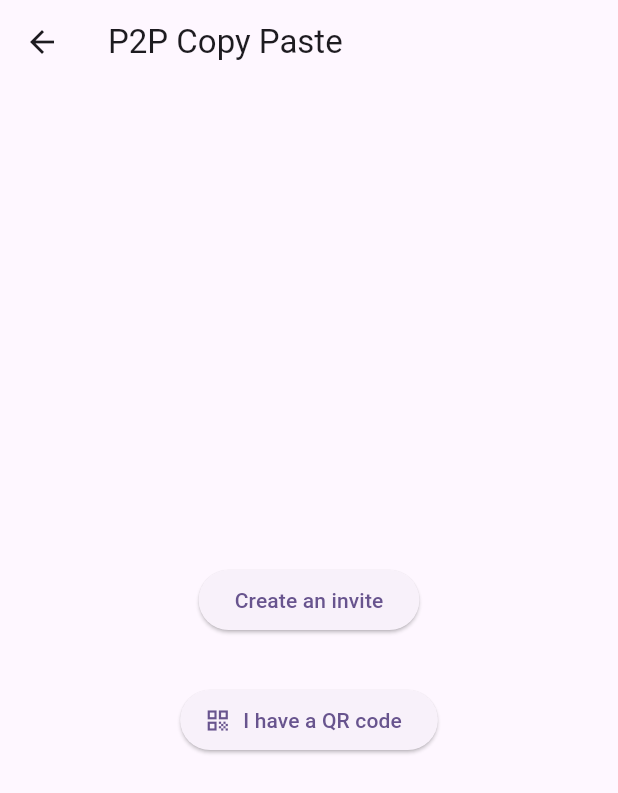
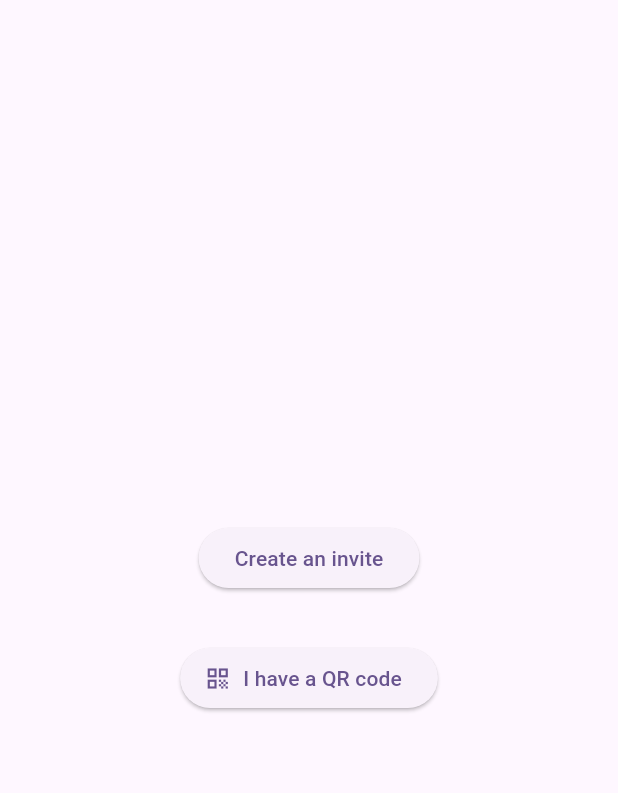
Before and after one commit to derk1998/p2p-copy-paste, a Flutter app: the HomeScreen widget shown alone on an empty page, opened directly, on a phone screen of 412 x 824 dp. Shown: the top 793 px of the screen. Run offline on Flutter 3.47's test engine with Material 3 defaults, Android fonts, the light colour scheme and no system bars; our stand-ins replace cloud_firestore, firebase_auth, firebase_core, flutter_riverpod, qr_flutter; missing offline and left inert: flutter_webrtc, qr_code_scanner; accounts and stored records are empty; generated files the repository leaves out were written again.

Commit message:
Refactor startup screen

```diff
--- a/lib/screens/home.dart
+++ /dev/null
@@ -1,44 +0,0 @@
-import 'package:flutter/material.dart';
-import 'package:flutter_riverpod/flutter_riverpod.dart';
-import 'package:test_webrtc/view_models/home.dart';
-import 'package:test_webrtc/widgets/button.dart' as btn;
-
-class HomeScreen extends ConsumerWidget {
-  const HomeScreen({super.key});
-
-  @override
-  Widget build(BuildContext context, WidgetRef ref) {
-    final viewModel =
-        ref.read(homeScreenViewModelProvider(Navigator.of(context)));
-
-    return Scaffold(
-      appBar: AppBar(
-        title: Text(viewModel.title),
-      ),
-      body: Center(
-        child: Padding(
-          padding: const EdgeInsets.all(8.0),
-          child: Column(
-            mainAxisSize: MainAxisSize.min,
-            children: [
-              btn.Button(
-                  viewModel: viewModel.startNewConnectionButtonViewModel),
-              const SizedBox(
-                height: 16,
-              ),
-              if (viewModel.joinConnectionButtonViewModel != null)
-                btn.Button(viewModel: viewModel.joinConnectionButtonViewModel!),
-              if (viewModel.joinWithQrCodeButtonViewModel != null) ...[
-                const SizedBox(
-                  height: 16,
-                ),
-                btn.IconButton(
-                    viewModel: viewModel.joinWithQrCodeButtonViewModel!)
-              ],
-            ],
-          ),
-        ),
-      ),
-    );
-  }
-}
--- a/lib/view_models/home.dart
+++ b/lib/view_models/home.dart
@@ -28,7 +28,6 @@ class HomeScreenViewModel {
   }
 
   final NavigatorState navigator;
-  final String title = 'P2P Copy Paste';
   late ButtonViewModel startNewConnectionButtonViewModel;
   ButtonViewModel? joinConnectionButtonViewModel;
   IconButtonViewModel? joinWithQrCodeButtonViewModel;
--- a/lib/view_models/login.dart
+++ b/lib/view_models/login.dart
@@ -11,7 +11,6 @@ class LoginScreenViewModel {
   }
 
   final Ref ref;
-  final String title = 'P2P Copy Paste';
   late ButtonViewModel loginButtonViewModel;
 
   void _onLoginButtonClicked() async {
--- /dev/null
+++ b/lib/widgets/home.dart
@@ -0,0 +1,38 @@
+import 'package:flutter/material.dart';
+import 'package:flutter_riverpod/flutter_riverpod.dart';
+import 'package:test_webrtc/view_models/home.dart';
+import 'package:test_webrtc/widgets/button.dart' as btn;
+
+class HomeScreen extends ConsumerWidget {
+  const HomeScreen({super.key});
+
+  @override
+  Widget build(BuildContext context, WidgetRef ref) {
+    final viewModel =
+        ref.read(homeScreenViewModelProvider(Navigator.of(context)));
+
+    return Center(
+      child: Padding(
+        padding: const EdgeInsets.all(8.0),
+        child: Column(
+          mainAxisSize: MainAxisSize.min,
+          children: [
+            btn.Button(viewModel: viewModel.startNewConnectionButtonViewModel),
+            const SizedBox(
+              height: 16,
+            ),
+            if (viewModel.joinConnectionButtonViewModel != null)
+              btn.Button(viewModel: viewModel.joinConnectionButtonViewModel!),
+            if (viewModel.joinWithQrCodeButtonViewModel != null) ...[
+              const SizedBox(
+                height: 16,
+              ),
+              btn.IconButton(
+                  viewModel: viewModel.joinWithQrCodeButtonViewModel!)
+            ],
+          ],
+        ),
+      ),
+    );
+  }
+}
--- a/lib/screens/login.dart
+++ b/lib/widgets/login.dart
@@ -10,9 +10,6 @@ class LoginScreen extends ConsumerWidget {
   Widget build(BuildContext context, WidgetRef ref) {
     final viewModel = ref.read(loginScreenViewModelProvider);
 
-    return Scaffold(
-      appBar: AppBar(title: Text(viewModel.title)),
-      body: Center(child: Button(viewModel: viewModel.loginButtonViewModel)),
-    );
+    return Center(child: Button(viewModel: viewModel.loginButtonViewModel));
   }
 }
```
Also changed, not shown: lib/screens/startup.dart (+15 -12 lines).
